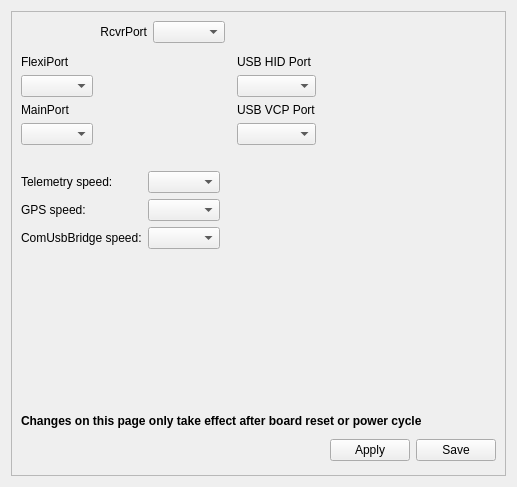
First picture: the form in ground/openpilotgcs/src/plugins/config/cc_hw_settings.ui, repository openpilot/OpenPilot, before the edit.
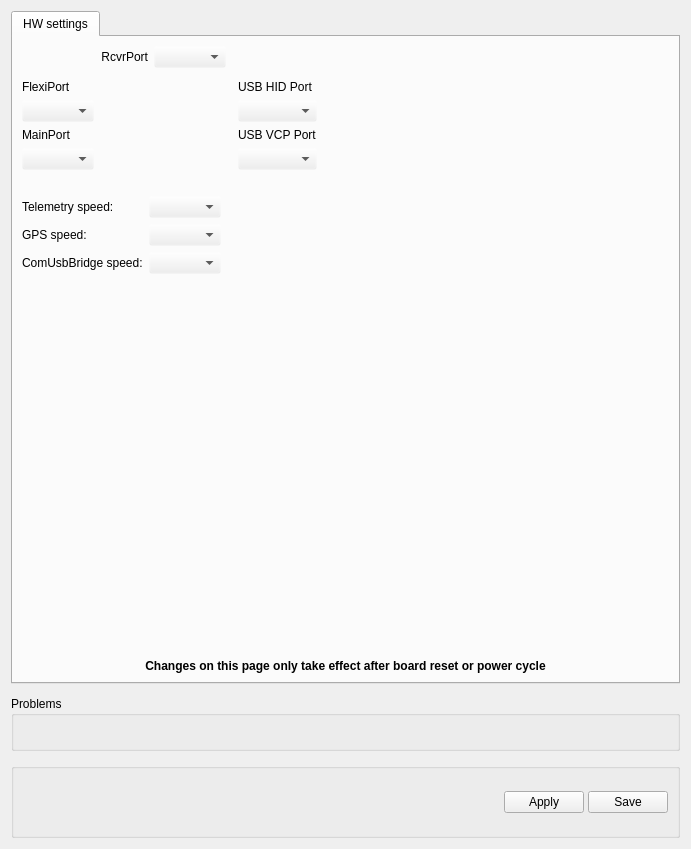
Second picture: the form after the edit. Icons and pictures are not drawn.

Commit message: removed all the pushbutton stylesheets, hid all the apply buttons, applied same design ideas to the HW and the attitude forms

What changed in the file:
```diff
--- a/ground/openpilotgcs/src/plugins/config/cc_hw_settings.ui
+++ b/ground/openpilotgcs/src/plugins/config/cc_hw_settings.ui
@@ -6,23 +6,115 @@
    <rect>
     <x>0</x>
     <y>0</y>
-    <width>517</width>
-    <height>487</height>
+    <width>691</width>
+    <height>849</height>
    </rect>
   </property>
   <property name="windowTitle">
    <string>Form</string>
   </property>
-  <layout class="QVBoxLayout" name="verticalLayout">
+  <layout class="QVBoxLayout" name="verticalLayout_2">
+   <property name="spacing">
+    <number>12</number>
+   </property>
    <item>
-    <widget class="QFrame" name="frame">
+    <widget class="QTabWidget" name="tabWidget">
+     <property name="currentIndex">
+      <number>0</number>
+     </property>
+     <widget class="QWidget" name="tab">
+      <attribute name="title">
+       <string>HW settings</string>
+      </attribute>
+      <layout class="QVBoxLayout" name="verticalLayout_3">
+       <property name="margin">
+        <number>0</number>
+       </property>
+       <item>
+        <widget class="QScrollArea" name="scrollArea">
+         <property name="palette">
+          <palette>
+           <active>
+            <colorrole role="Base">
+             <brush brushstyle="SolidPattern">
+              <color alpha="255">
+               <red>255</red>
+               <green>255</green>
+               <blue>255</blue>
+              </color>
+             </brush>
+            </colorrole>
+            <colorrole role="Window">
+             <brush brushstyle="SolidPattern">
+              <color alpha="0">
+               <red>232</red>
+               <green>232</green>
+               <blue>232</blue>
+              </color>
+             </brush>
+            </colorrole>
+           </active>
+           <inactive>
+            <colorrole role="Base">
+             <brush brushstyle="SolidPattern">
+              <color alpha="255">
+               <red>255</red>
+               <green>255</green>
+               <blue>255</blue>
+              </color>
+             </brush>
+            </colorrole>
+            <colorrole role="Window">
+             <brush brushstyle="SolidPattern">
+              <color alpha="0">
+               <red>232</red>
+               <green>232</green>
+               <blue>232</blue>
+              </color>
+             </brush>
+            </colorrole>
+           </inactive>
+           <disabled>
+            <colorrole role="Base">
+             <brush brushstyle="SolidPattern">
+              <color alpha="0">
+               <red>232</red>
+               <green>232</green>
+               <blue>232</blue>
+              </color>
+             </brush>
+            </colorrole>
+            <colorrole role="Window">
+             <brush brushstyle="SolidPattern">
+              <color alpha="0">
+               <red>232</red>
+               <green>232</green>
+               <blue>232</blue>
+              </color>
+             </brush>
+            </colorrole>
+           </disabled>
+          </palette>
+         </property>
      <property name="frameShape">
-      <enum>QFrame::StyledPanel</enum>
+          <enum>QFrame::NoFrame</enum>
      </property>
      <property name="frameShadow">
-      <enum>QFrame::Raised</enum>
-     </property>
-     <layout class="QVBoxLayout" name="verticalLayout_2">
+          <enum>QFrame::Plain</enum>
+         </property>
+         <property name="widgetResizable">
+          <bool>true</bool>
+         </property>
+         <widget class="QWidget" name="scrollAreaWidgetContents">
+          <property name="geometry">
+           <rect>
+            <x>0</x>
+            <y>0</y>
+            <width>661</width>
+            <height>652</height>
+           </rect>
+          </property>
+          <layout class="QVBoxLayout" name="verticalLayout">
       <item>
        <layout class="QGridLayout" name="gridLayout">
         <item row="1" column="1" rowspan="5" colspan="3">
@@ -205,11 +297,56 @@
         <property name="sizeHint" stdset="0">
          <size>
           <width>20</width>
-          <height>40</height>
+               <height>328</height>
          </size>
         </property>
        </spacer>
       </item>
+           <item>
+            <widget class="QLabel" name="label_6">
+             <property name="font">
+              <font>
+               <weight>75</weight>
+               <bold>true</bold>
+              </font>
+             </property>
+             <property name="text">
+              <string>Changes on this page only take effect after board reset or power cycle</string>
+             </property>
+             <property name="alignment">
+              <set>Qt::AlignCenter</set>
+             </property>
+             <property name="wordWrap">
+              <bool>true</bool>
+             </property>
+            </widget>
+           </item>
+          </layout>
+         </widget>
+        </widget>
+       </item>
+      </layout>
+     </widget>
+    </widget>
+   </item>
+   <item>
+    <widget class="QGroupBox" name="groupBox_2">
+     <property name="sizePolicy">
+      <sizepolicy hsizetype="Preferred" vsizetype="Minimum">
+       <horstretch>0</horstretch>
+       <verstretch>0</verstretch>
+      </sizepolicy>
+     </property>
+     <property name="minimumSize">
+      <size>
+       <width>0</width>
+       <height>50</height>
+      </size>
+     </property>
+     <property name="title">
+      <string>Problems</string>
+     </property>
+     <layout class="QHBoxLayout" name="horizontalLayout_3">
       <item>
        <widget class="QLabel" name="problems">
         <property name="font">
@@ -229,24 +366,32 @@
         </property>
        </widget>
       </item>
-      <item>
-       <widget class="QLabel" name="label_6">
-        <property name="font">
-         <font>
-          <weight>75</weight>
-          <bold>true</bold>
-         </font>
-        </property>
-        <property name="text">
-         <string>Changes on this page only take effect after board reset or power cycle</string>
-        </property>
-        <property name="wordWrap">
-         <bool>true</bool>
-        </property>
-       </widget>
-      </item>
+     </layout>
+    </widget>
+   </item>
+   <item>
+    <widget class="QGroupBox" name="groupBox">
+     <property name="sizePolicy">
+      <sizepolicy hsizetype="Preferred" vsizetype="Minimum">
+       <horstretch>0</horstretch>
+       <verstretch>0</verstretch>
+      </sizepolicy>
+     </property>
+     <property name="minimumSize">
+      <size>
+       <width>0</width>
+       <height>75</height>
+      </size>
+     </property>
+     <property name="title">
+      <string/>
+     </property>
+     <layout class="QVBoxLayout" name="verticalLayout_4">
       <item>
        <layout class="QHBoxLayout" name="horizontalLayout_2">
+        <property name="spacing">
+         <number>4</number>
+        </property>
         <item>
          <spacer name="horizontalSpacer">
           <property name="orientation">
```
Lines whose indentation alone changed are shown as unchanged. The commit also changes 3 other files.
